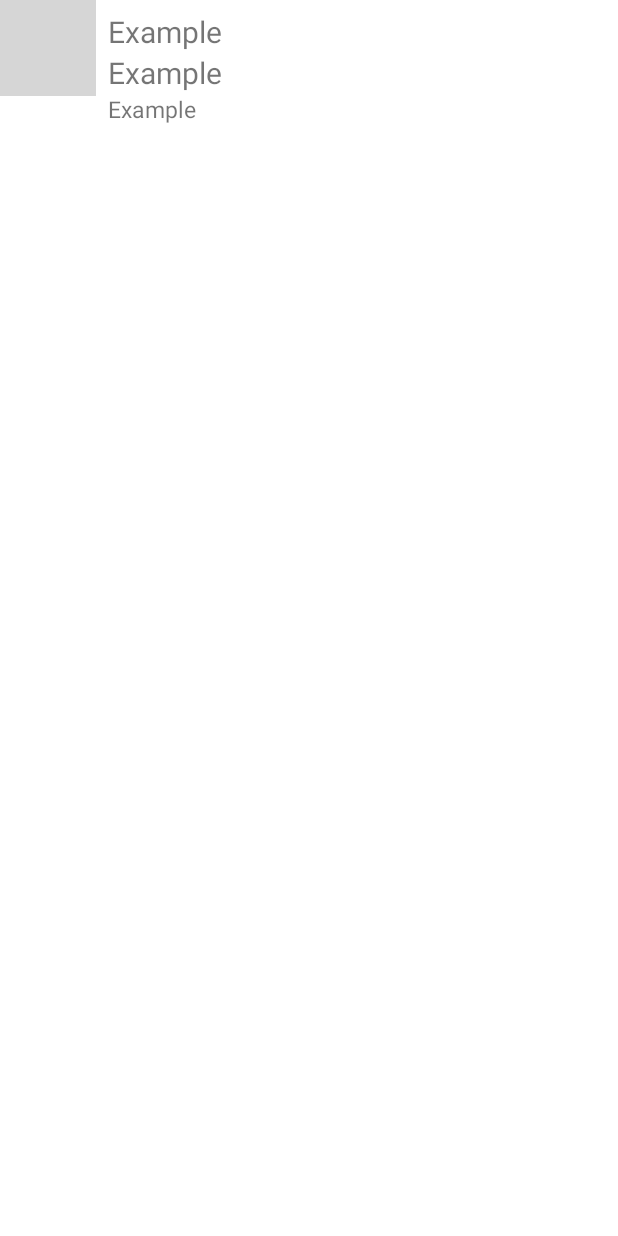
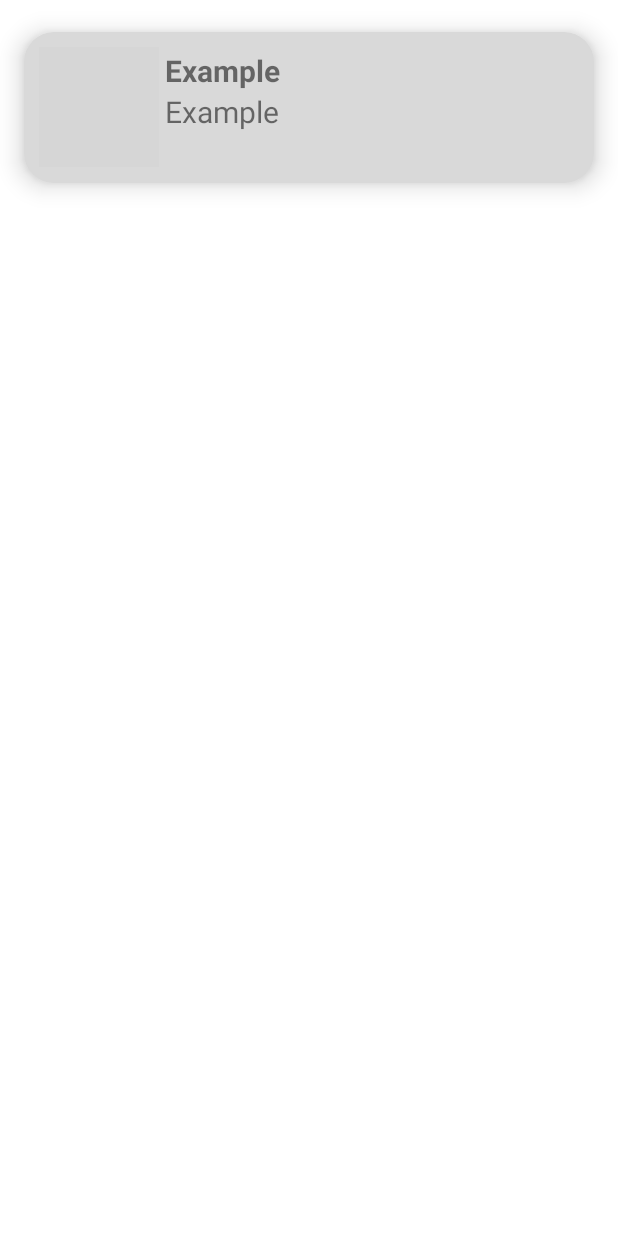
Before and after one commit to UO276213/wip, an Android app: the layout fiestas_recycler_view.xml on its own in the app's theme, with its tools: preview values and no code run, on a phone screen of 412 x 824 dp. Run offline under Robolectric (Android 15) with nearby library versions, the phone set to English and light mode, and no system bars; grey boxes are pictures that could not be loaded.

Commit message:
Diseño recycler

```diff
--- a/app/src/main/java/com/example/wip/modelo/Fiesta.java
+++ b/app/src/main/java/com/example/wip/modelo/Fiesta.java
@@ -31,7 +31,9 @@ public class Fiesta implements Parcelable {
         details = in.readString();
         townURL = in.readString();
         id = in.readInt();
-        isFavorite = in.readBoolean();
+        if (Build.VERSION.SDK_INT >= Build.VERSION_CODES.Q) {
+            isFavorite = in.readBoolean();
+        }
     }
 
     public Fiesta() {
--- a/app/src/main/res/layout/fiestas_recycler_view.xml
+++ b/app/src/main/res/layout/fiestas_recycler_view.xml
@@ -5,43 +5,80 @@
     android:layout_width="match_parent"
     android:layout_height="wrap_content">
 
+    <androidx.cardview.widget.CardView
+        android:layout_width="match_parent"
+        android:layout_height="wrap_content"
+        app:cardCornerRadius="20dp"
+        app:cardElevation="10dp"
+        app:cardUseCompatPadding="true"
+        app:layout_constraintBottom_toBottomOf="parent"
+        app:layout_constraintEnd_toEndOf="parent"
+        app:layout_constraintStart_toStartOf="parent"
+        app:layout_constraintTop_toTopOf="parent"
+        app:cardBackgroundColor="@color/light_grey">
+
+        <LinearLayout
+            android:layout_width="match_parent"
+            android:layout_height="wrap_content"
+            android:animateLayoutChanges="true"
+            android:orientation="vertical">
+
+            <RelativeLayout
+                android:layout_width="match_parent"
+                android:layout_height="wrap_content"
+                android:orientation="horizontal"
+                android:padding="10dp">
+
                 <ImageView
                     android:id="@+id/imageView2"
-        android:layout_width="64dp"
-        android:layout_height="64dp"
+                    android:layout_width="80dp"
+                    android:layout_height="80dp"
                     app:layout_constraintStart_toStartOf="parent"
                     app:layout_constraintTop_toTopOf="parent"
                     tools:srcCompat="@tools:sample/avatars" />
 
+                <LinearLayout
+                    android:layout_width="wrap_content"
+                    android:layout_height="wrap_content"
+                    android:layout_alignParentTop="true"
+                    android:layout_marginStart="4dp"
+                    android:layout_marginLeft="20dp"
+                    android:layout_marginTop="2dp"
+                    android:layout_toRightOf="@id/imageView2"
+                    android:orientation="vertical"
+
+                    >
+
+                    <TextView
+                        android:id="@+id/nombre_fiesta"
+                        android:layout_width="match_parent"
+                        android:layout_height="wrap_content"
+                        android:text="Example"
+                        android:textSize="@dimen/titulo"
+                        android:textStyle="bold" />
 
                     <TextView
                         android:id="@+id/lugar_fiesta"
-        android:layout_width="wrap_content"
+                        android:layout_width="match_parent"
                         android:layout_height="wrap_content"
                         android:text="Example"
-        android:textSize="@dimen/titulo"
-        app:layout_constraintStart_toStartOf="@+id/nombre_fiesta"
-        app:layout_constraintTop_toBottomOf="@+id/nombre_fiesta" />
+                        android:textSize="@dimen/titulo" />
 
-    <TextView
-        android:id="@+id/nombre_fiesta"
-        android:layout_width="wrap_content"
-        android:layout_height="wrap_content"
-        android:layout_marginStart="8dp"
-        android:layout_marginTop="7dp"
-        android:text="Example"
-        android:textSize="@dimen/titulo"
-        app:layout_constraintStart_toEndOf="@+id/imageView2"
-        app:layout_constraintTop_toTopOf="parent" />
 
                     <TextView
                         android:id="@+id/fecha_fiesta"
-        android:layout_width="wrap_content"
-        android:layout_height="wrap_content"
+                        android:layout_width="match_parent"
+                        android:layout_height="24dp"
                         android:paddingBottom="@dimen/espaciado"
                         android:text="Example"
-        android:textSize="@dimen/subtitulo"
-        app:layout_constraintStart_toStartOf="@+id/lugar_fiesta"
-        app:layout_constraintTop_toBottomOf="@+id/lugar_fiesta" />
+                        android:textSize="@dimen/subtitulo" />
+
+
+                </LinearLayout>
+            </RelativeLayout>
+        </LinearLayout>
+
+    </androidx.cardview.widget.CardView>
+
 
 </androidx.constraintlayout.widget.ConstraintLayout>
--- a/app/src/main/res/layout/fragment_lista.xml
+++ b/app/src/main/res/layout/fragment_lista.xml
@@ -5,8 +5,23 @@
     android:id="@+id/layoutLista"
     android:layout_width="match_parent"
     android:layout_height="match_parent"
+    android:layout_marginBottom="15dp"
     tools:context=".layouts.ListaFragments"
     android:orientation="vertical">
+
+<!--    <ViewFlipper-->
+<!--        android:id="@+id/flipper"-->
+<!--        android:layout_width="match_parent"-->
+<!--        android:layout_height="200dp"-->
+<!--        app:layout_constraintBottom_toBottomOf="parent"-->
+<!--        app:layout_constraintEnd_toEndOf="parent"-->
+<!--        app:layout_constraintHorizontal_bias="1.0"-->
+<!--        app:layout_constraintStart_toStartOf="parent"-->
+<!--        app:layout_constraintTop_toTopOf="parent"-->
+<!--        app:layout_constraintVertical_bias="0.013">-->
+
+<!--    </ViewFlipper>-->
+
 
     <androidx.recyclerview.widget.RecyclerView
         android:id="@+id/recycler_view_list"
--- a/app/src/main/res/values/colors.xml
+++ b/app/src/main/res/values/colors.xml
@@ -7,4 +7,5 @@
     <color name="teal_700">#FF018786</color>
     <color name="black">#FF000000</color>
     <color name="white">#FFFFFFFF</color>
+    <color name="light_grey">#D9D9D9</color>
 </resources>
```
Lines whose indentation alone changed are shown as unchanged.
